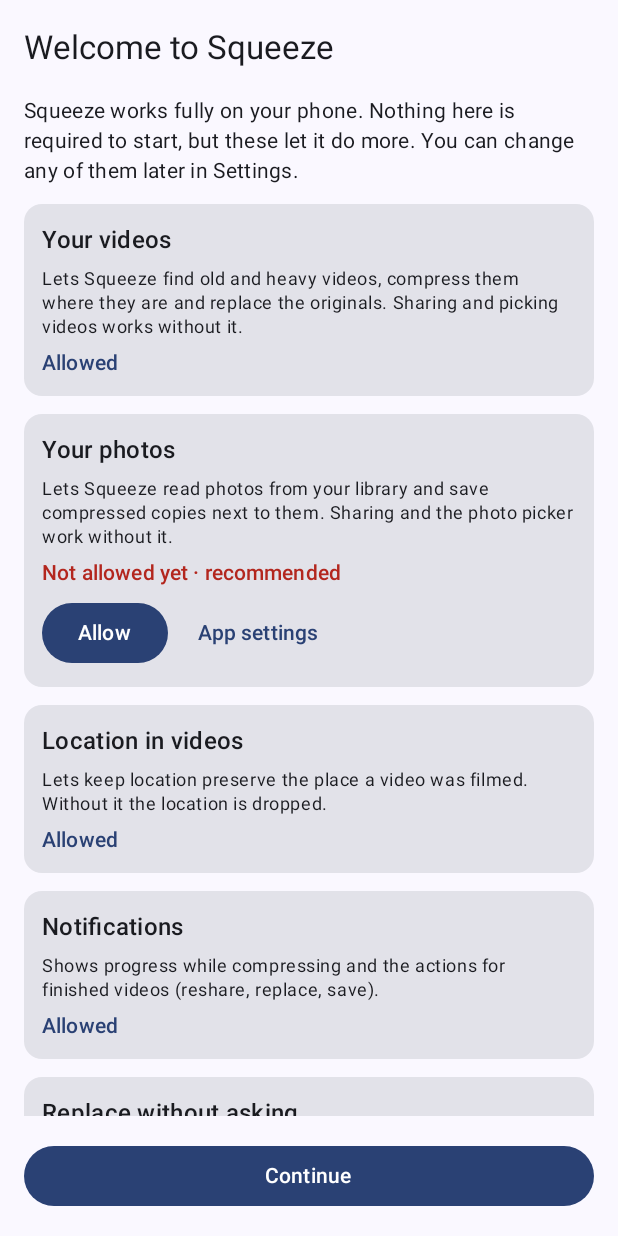
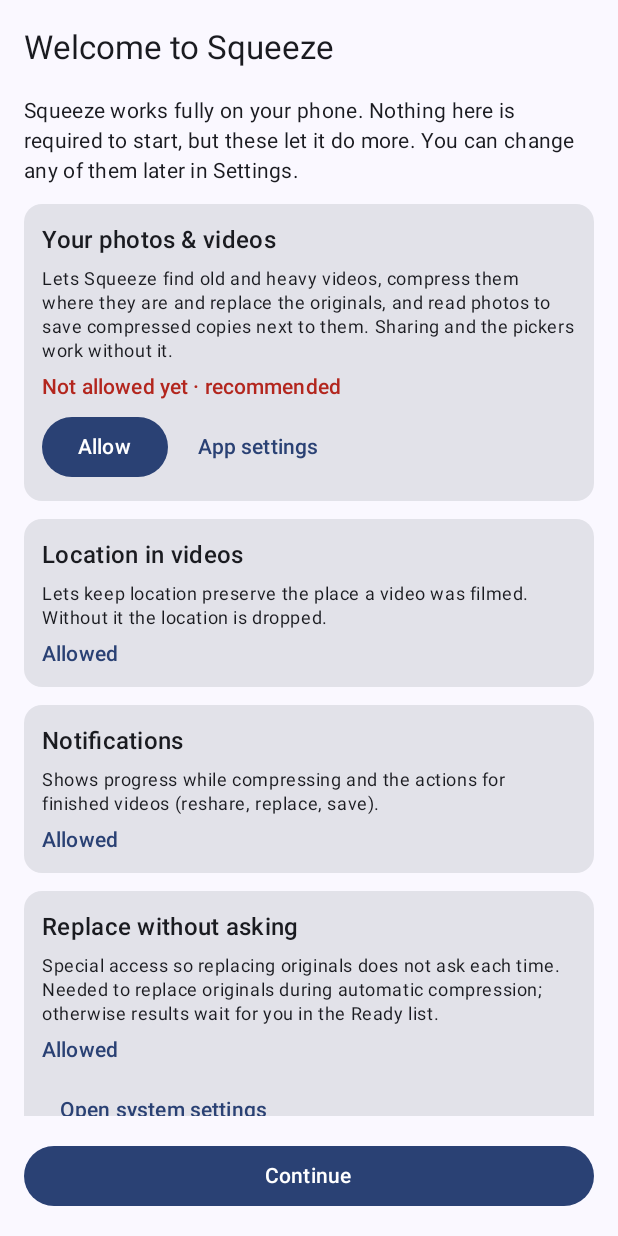
Before and after one commit to MarcBresson/VidSqueeze, an Android app built with Jetpack Compose: the screen it shows after launch (MainActivity), on a phone screen of 412 x 824 dp. Run offline under Robolectric (Android 15) with nearby library versions, the phone set to English and light mode, and no system bars; our stand-ins replace Dagger/Hilt's generated code, Room's generated code; libraries missing offline, so code that uses them is left out: androidx.hilt.lifecycle, com.arthenica.ffmpegkit; 2 statements that could not run were skipped.

Commit message:
FIX: merge onboarding photos and videos permission into one card, and pad continue button with the navigation bar height
Closes #24 #25

```diff
--- a/app/src/main/java/app/squeeze/feature/settings/PermissionsScreen.kt
+++ b/app/src/main/java/app/squeeze/feature/settings/PermissionsScreen.kt
@@ -8,6 +8,7 @@ import androidx.compose.foundation.layout.ExperimentalLayoutApi
 import androidx.compose.foundation.layout.FlowRow
 import androidx.compose.foundation.layout.fillMaxSize
 import androidx.compose.foundation.layout.fillMaxWidth
+import androidx.compose.foundation.layout.navigationBarsPadding
 import androidx.compose.foundation.layout.padding
 import androidx.compose.foundation.lazy.LazyColumn
 import androidx.compose.foundation.lazy.items
@@ -35,6 +36,9 @@ import androidx.lifecycle.Lifecycle
 import androidx.lifecycle.compose.LifecycleEventEffect
 import androidx.lifecycle.compose.collectAsStateWithLifecycle
 import app.squeeze.R
+
+/** Photos and videos: one system dialog, so one card. */
+private val mediaPermissions = setOf(AppPermission.IMAGES, AppPermission.VIDEOS)
 
 /** The permissions page reachable from Settings. */
 @OptIn(ExperimentalMaterial3Api::class)
@@ -66,11 +70,11 @@ fun OnboardingScreen(onDone: () -> Unit, vm: PermissionsViewModel = hiltViewMode
         modifier = Modifier.fillMaxSize(),
         topBar = { TopAppBar(title = { Text(stringResource(R.string.onboard_title)) }) },
         bottomBar = {
-            Column(Modifier.fillMaxWidth().padding(16.dp)) {
+            Column(Modifier.fillMaxWidth().navigationBarsPadding().padding(16.dp)) {
                 Button(onClick = { vm.finishOnboarding(onDone) }, modifier = Modifier.fillMaxWidth()) {
                     Text(
                         stringResource(
-                            if (state[AppPermission.VIDEOS] == true) R.string.onboard_continue else R.string.onboard_skip,
+                            if (state[AppPermission.VIDEOS] == true || state[AppPermission.IMAGES] == true) R.string.onboard_continue else R.string.onboard_skip,
                         ),
                     )
                 }
@@ -87,11 +91,37 @@ private fun PermissionList(vm: PermissionsViewModel, modifier: Modifier = Modifi
     val context = LocalContext.current
     val state by vm.state.collectAsStateWithLifecycle()
     LifecycleEventEffect(Lifecycle.Event.ON_RESUME) { vm.refresh() }
-    val request = rememberLauncherForActivityResult(ActivityResultContracts.RequestPermission()) { vm.refresh() }
+    val request = rememberLauncherForActivityResult(ActivityResultContracts.RequestMultiplePermissions()) { vm.refresh() }
 
     LazyColumn(modifier, verticalArrangement = Arrangement.spacedBy(12.dp)) {
         if (intro != null) item { Text(intro, style = MaterialTheme.typography.bodyMedium) }
-        items(AppPermission.entries, key = { it.name }) { permission ->
+        // Android treats photos and videos as one "photos and videos" dialog, so they share one card.
+        item(key = "media") {
+            val granted = mediaPermissions.all { state[it] == true }
+            Card(Modifier.fillMaxWidth()) {
+                Column(Modifier.padding(12.dp), verticalArrangement = Arrangement.spacedBy(6.dp)) {
+                    Text(stringResource(R.string.perm_media), style = MaterialTheme.typography.titleMedium)
+                    Text(stringResource(R.string.perm_media_why), style = MaterialTheme.typography.bodySmall)
+                    Text(
+                        stringResource(if (granted) R.string.perm_allowed else R.string.perm_recommended),
+                        style = MaterialTheme.typography.labelLarge,
+                        color = if (granted) MaterialTheme.colorScheme.primary else MaterialTheme.colorScheme.error,
+                    )
+                    if (!granted) {
+                        FlowRow(horizontalArrangement = Arrangement.spacedBy(8.dp)) {
+                            Button(onClick = { request.launch(mediaPermissions.mapNotNull { it.runtime }.toTypedArray()) }) {
+                                Text(stringResource(R.string.perm_allow))
+                            }
+                            // After "don't ask again" the dialog never shows; the app's settings page is the only way.
+                            TextButton(onClick = { context.startActivity(AppPermissions.appDetails(context)) }) {
+                                Text(stringResource(R.string.perm_app_settings))
+                            }
+                        }
+                    }
+                }
+            }
+        }
+        items(AppPermission.entries - mediaPermissions, key = { it.name }) { permission ->
             val granted = state[permission] == true
             Card(Modifier.fillMaxWidth()) {
                 Column(Modifier.padding(12.dp), verticalArrangement = Arrangement.spacedBy(6.dp)) {
@@ -112,7 +142,7 @@ private fun PermissionList(vm: PermissionsViewModel, modifier: Modifier = Modifi
                         FlowRow(horizontalArrangement = Arrangement.spacedBy(8.dp)) {
                             val runtime = permission.runtime
                             if (runtime != null) {
-                                Button(onClick = { request.launch(runtime) }) { Text(stringResource(R.string.perm_allow)) }
+                                Button(onClick = { request.launch(arrayOf(runtime)) }) { Text(stringResource(R.string.perm_allow)) }
                                 // After "don't ask again" the dialog never shows; the app's settings page is the only way.
                                 TextButton(onClick = { context.startActivity(AppPermissions.appDetails(context)) }) {
                                     Text(stringResource(R.string.perm_app_settings))
@@ -136,8 +166,7 @@ private fun PermissionList(vm: PermissionsViewModel, modifier: Modifier = Modifi
 }
 
 private fun AppPermission.title() = when (this) {
-    AppPermission.VIDEOS -> R.string.perm_videos
-    AppPermission.IMAGES -> R.string.perm_images
+    AppPermission.VIDEOS, AppPermission.IMAGES -> R.string.perm_media
     AppPermission.LOCATION -> R.string.perm_location
     AppPermission.NOTIFICATIONS -> R.string.perm_notifications
     AppPermission.MANAGE_MEDIA -> R.string.perm_manage_media
@@ -145,8 +174,7 @@ private fun AppPermission.title() = when (this) {
 }
 
 private fun AppPermission.reason() = when (this) {
-    AppPermission.VIDEOS -> R.string.perm_videos_why
-    AppPermission.IMAGES -> R.string.perm_images_why
+    AppPermission.VIDEOS, AppPermission.IMAGES -> R.string.perm_media_why
     AppPermission.LOCATION -> R.string.perm_location_why
     AppPermission.NOTIFICATIONS -> R.string.perm_notifications_why
     AppPermission.MANAGE_MEDIA -> R.string.perm_manage_media_why
--- a/app/src/main/res/values/strings.xml
+++ b/app/src/main/res/values/strings.xml
@@ -375,10 +375,8 @@
     <string name="perm_allow">Allow</string>
     <string name="perm_app_settings">App settings</string>
     <string name="perm_open_settings">Open system settings</string>
-    <string name="perm_videos">Your videos</string>
-    <string name="perm_videos_why">Lets Squeeze find old and heavy videos, compress them where they are and replace the originals. Sharing and picking videos works without it.</string>
-    <string name="perm_images">Your photos</string>
-    <string name="perm_images_why">Lets Squeeze read photos from your library and save compressed copies next to them. Sharing and the photo picker work without it.</string>
+    <string name="perm_media">Your photos &amp; videos</string>
+    <string name="perm_media_why">Lets Squeeze find old and heavy videos, compress them where they are and replace the originals, and read photos to save compressed copies next to them. Sharing and the pickers work without it.</string>
     <string name="perm_location">Location in videos</string>
     <string name="perm_location_why">Lets "keep location" preserve the place a video was filmed. Without it the location is dropped.</string>
     <string name="perm_notifications">Notifications</string>
```
